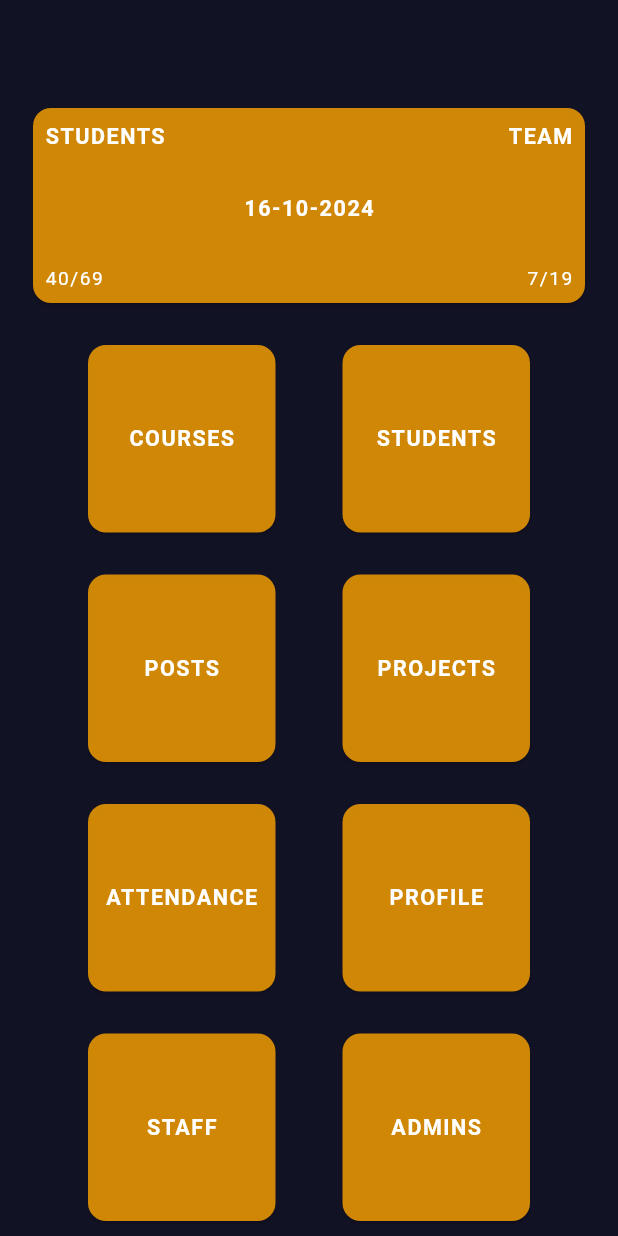
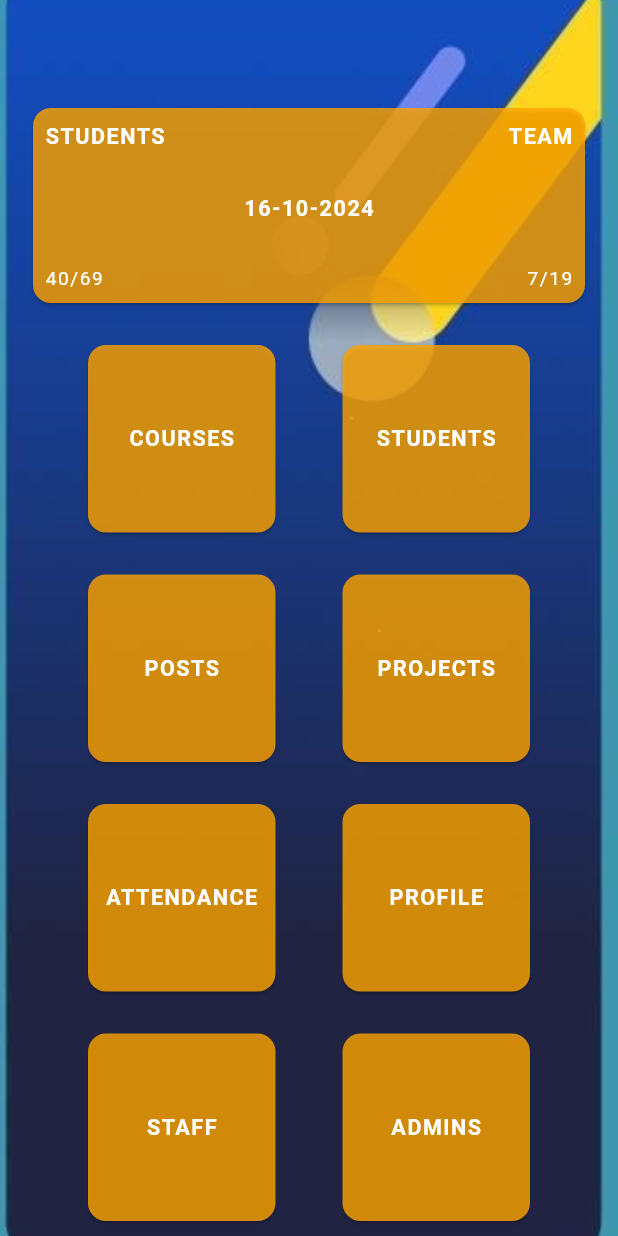
Before and after one commit to ArhamSE2002/codes_thinkers, a Flutter app: the AdminHome screen opened directly, on a phone screen of 412 x 824 dp. Run offline on Flutter 3.47's test engine with Material 3 defaults, Android fonts, the phone set to English and light mode, and no system bars; drawn by our look-alikes of auto_size_text; our stand-ins replace cloud_firestore, curved_navigation_bar, firebase_auth, firebase_core, firebase_storage, image_picker and 3 more; accounts and stored records are empty.

Commit message:
backgroundimage

```diff
--- /dev/null
+++ b/lib/backgroundimage.dart
@@ -0,0 +1,25 @@
+import 'package:flutter/material.dart';
+import 'package:codes_thinkers/theme/theme.dart';
+
+class BackgroundScaffold extends StatelessWidget {
+  final Widget body;
+  final PreferredSizeWidget? appBar;
+
+  const BackgroundScaffold({Key? key, required this.body, this.appBar, FloatingActionButton? floatingActionButton}) : super(key: key);
+
+  @override
+  Widget build(BuildContext context) {
+    return Scaffold(
+      appBar: appBar,
+      body: Container(
+        decoration: BoxDecoration(
+          image: DecorationImage(
+            image: Images.backgroundImage, // Global background image
+            fit: BoxFit.cover,
+          ),
+        ),
+        child: body, // Ismein actual content ayega har page ka
+      ),
+    );
+  }
+}
--- a/lib/main.dart
+++ b/lib/main.dart
@@ -26,7 +26,7 @@ class MyApp extends StatelessWidget {
             child: child!);
       },
       debugShowCheckedModeBanner: false,
-      theme: primaryTheme,
+       theme: primaryTheme,
       home: const Splash()
     );
   }
--- a/lib/screens/admin/attendance/attendancetwo.dart
+++ b/lib/screens/admin/attendance/attendancetwo.dart
@@ -1,3 +1,4 @@
+import 'package:codes_thinkers/backgroundimage.dart';
 import 'package:codes_thinkers/theme/theme.dart';
 import 'package:flutter/material.dart';
 
@@ -111,7 +112,7 @@ class _AttendanceScreenState extends State<AttendanceScreen> {
 
   @override
   Widget build(BuildContext context) {
-    return Scaffold(
+    return BackgroundScaffold(
 
       appBar: AppBar(shadowColor: Colors.white,
         backgroundColor: Colors.blue,
--- a/lib/screens/admin/home/admin_home.dart
+++ b/lib/screens/admin/home/admin_home.dart
@@ -1,4 +1,5 @@
 
+import 'package:codes_thinkers/backgroundimage.dart';
 import 'package:codes_thinkers/screens/admin/attendance/attendancetwo.dart';
 import 'package:codes_thinkers/screens/admin/home/styled_admin_widgets.dart';
 import 'package:flutter/material.dart';
@@ -20,7 +21,7 @@ class AdminHome extends StatefulWidget {
 class _AdminHomeState extends State<AdminHome> {
   @override
   Widget build(BuildContext context) {
-    return Scaffold(
+    return BackgroundScaffold(
       body: SingleChildScrollView(
         child: Padding(
           padding: const EdgeInsets.all(18.0),
--- a/lib/screens/admin/profile/admin_profile.dart
+++ b/lib/screens/admin/profile/admin_profile.dart
@@ -1,4 +1,5 @@
 
+import 'package:codes_thinkers/backgroundimage.dart';
 import 'package:firebase_auth/firebase_auth.dart';
 import 'package:flutter/material.dart';
 
@@ -16,7 +17,7 @@ class AdminProfile extends StatefulWidget {
 class _AdminProfileState extends State<AdminProfile> {
   @override
   Widget build(BuildContext context) {
-    return Scaffold(
+    return BackgroundScaffold(
         appBar: AppBar(
           title: const BigText("Profile"),
         ),
--- a/lib/screens/admin/students/students_data.dart
+++ b/lib/screens/admin/students/students_data.dart
@@ -1,5 +1,6 @@
 import 'dart:developer';
 import 'package:cloud_firestore/cloud_firestore.dart';
+import 'package:codes_thinkers/backgroundimage.dart';
 import 'package:flutter/material.dart';
 import 'package:shared_preferences/shared_preferences.dart';
 import '../../../shared/shared_text.dart'; // Ensure this import is correct
@@ -46,7 +47,7 @@ class _StudentsDataState extends State<StudentsData> {
 
   @override
   Widget build(BuildContext context) {
-    return Scaffold(
+    return BackgroundScaffold(
       appBar: AppBar(
         title: const BigText("Students"),
       ),
--- a/lib/screens/admin/upload_data/addPost.dart
+++ b/lib/screens/admin/upload_data/addPost.dart
@@ -1,5 +1,6 @@
 import 'dart:developer';
 import 'dart:io';
+import 'package:codes_thinkers/backgroundimage.dart';
 import 'package:firebase_auth/firebase_auth.dart';
 import 'package:intl/intl.dart';
 import 'package:path/path.dart';
@@ -43,7 +44,7 @@ class _AddPostState extends State<AddPost> {
 
   @override
   Widget build(BuildContext context) {
-    return Scaffold(
+    return BackgroundScaffold(
       body: SingleChildScrollView(
         child: Padding(
           padding: const EdgeInsets.all(18.0),
--- a/lib/screens/admin/upload_data/add_course.dart
+++ b/lib/screens/admin/upload_data/add_course.dart
@@ -1,4 +1,5 @@
 import 'dart:io';
+import 'package:codes_thinkers/backgroundimage.dart';
 import 'package:flutter/material.dart';
 import 'package:firebase_storage/firebase_storage.dart';
 import 'package:cloud_firestore/cloud_firestore.dart';
@@ -29,7 +30,7 @@ class _AddCourseState extends State<AddCourse> {
 
   @override
   Widget build(BuildContext context) {
-    return Scaffold(
+    return BackgroundScaffold(
       appBar: AppBar(
         title: const Text("Add Course"),
       ),
--- a/lib/screens/admin/upload_data/add_staff.dart
+++ b/lib/screens/admin/upload_data/add_staff.dart
@@ -1,5 +1,6 @@
 import 'dart:developer';
 import 'dart:io';
+import 'package:codes_thinkers/backgroundimage.dart';
 import 'package:path/path.dart';
 
 import 'package:cloud_firestore/cloud_firestore.dart';
@@ -31,7 +32,7 @@ class _AddStaffState extends State<AddStaff> {
 
   @override
   Widget build(BuildContext context) {
-    return Scaffold(
+    return BackgroundScaffold(
       body: SingleChildScrollView(
         child: Padding(
           padding: const EdgeInsets.all(18.0),
--- a/lib/screens/auth/Registration.dart
+++ b/lib/screens/auth/Registration.dart
@@ -1,4 +1,5 @@
 import 'dart:developer';
+import 'package:codes_thinkers/backgroundimage.dart';
 import 'package:path/path.dart' as p;
 import 'package:cloud_firestore/cloud_firestore.dart';
 import 'package:firebase_auth/firebase_auth.dart';
@@ -137,7 +138,7 @@ class _RegistrationScreenState extends State<RegistrationScreen> {
 
   @override
   Widget build(BuildContext context) {
-    return Scaffold(
+    return BackgroundScaffold(
       body: Padding(
         padding:
         const EdgeInsets.only(top: 0.0, bottom: 10, left: 22, right: 22),
--- a/lib/screens/auth/login_screen.dart
+++ b/lib/screens/auth/login_screen.dart
@@ -1,4 +1,5 @@
 import 'package:cloud_firestore/cloud_firestore.dart';
+import 'package:codes_thinkers/backgroundimage.dart';
 import 'package:codes_thinkers/forgetpassword/forgetscreen.dart';
 import 'package:firebase_auth/firebase_auth.dart';
 import 'package:flutter/material.dart';
@@ -75,7 +76,7 @@ class _LoginScreenState extends State<LoginScreen> {
 
   @override
   Widget build(BuildContext context) {
-    return Scaffold(
+    return BackgroundScaffold(
       body: Padding(
         padding: const EdgeInsets.all(16.0),
         child: Form(
--- a/lib/screens/courses/courses.dart
+++ b/lib/screens/courses/courses.dart
@@ -1,5 +1,6 @@
 import 'dart:developer';
 import 'package:cloud_firestore/cloud_firestore.dart';
+import 'package:codes_thinkers/backgroundimage.dart';
 import 'package:flutter/material.dart';
 import 'package:shared_preferences/shared_preferences.dart';
 import '../../shared/shared_text.dart';
@@ -35,7 +36,7 @@ class _CoursesState extends State<Courses> {
 
   @override
   Widget build(BuildContext context) {
-    return Scaffold(
+    return BackgroundScaffold(
       appBar: AppBar(
         title: const BigText("Courses"),
       ),
--- a/lib/screens/on_boarding.dart
+++ b/lib/screens/on_boarding.dart
@@ -1,4 +1,5 @@
 
+import 'package:codes_thinkers/backgroundimage.dart';
 import 'package:flutter/material.dart';
 
 import '../shared/shared_text.dart';
@@ -19,7 +20,7 @@ class _OnBoardingState extends State<OnBoarding> {
 
   @override
   Widget build(BuildContext context) {
-    return Scaffold(
+    return BackgroundScaffold(
       body: Padding(
         padding: const EdgeInsets.all(18.0),
         child: Column(
--- a/lib/screens/posts/posts.dart
+++ b/lib/screens/posts/posts.dart
@@ -1,5 +1,6 @@
 
 import 'package:cloud_firestore/cloud_firestore.dart';
+import 'package:codes_thinkers/backgroundimage.dart';
 import 'package:codes_thinkers/screens/posts/postWidget.dart';
 
 import 'package:flutter/material.dart';
@@ -28,7 +29,7 @@ class _PostsState extends State<Posts> {
 
   @override
   Widget build(BuildContext context) {
-    return Scaffold(
+    return BackgroundScaffold(
       appBar: AppBar(
         title: const BigText("Home"),
       ),
--- a/lib/screens/projects/projects.dart
+++ b/lib/screens/projects/projects.dart
@@ -1,3 +1,4 @@
+import 'package:codes_thinkers/backgroundimage.dart';
 import 'package:codes_thinkers/screens/projects/projectWidget.dart';
 import 'package:flutter/material.dart';
 import 'package:shared_preferences/shared_preferences.dart';
@@ -28,7 +29,7 @@ class _ProjectsState extends State<Projects> {
 
   @override
   Widget build(BuildContext context) {
-    return Scaffold(
+    return BackgroundScaffold(
       appBar: AppBar(
         title: const BigText("Projects"),
       ),
--- a/lib/screens/splash.dart
+++ b/lib/screens/splash.dart
@@ -1,4 +1,5 @@
 import 'dart:async';
+import 'package:codes_thinkers/backgroundimage.dart';
 import 'package:codes_thinkers/screens/user/user_dashboard.dart';
 import 'package:firebase_auth/firebase_auth.dart';
 import 'package:flutter/material.dart';
@@ -65,7 +66,7 @@ class _SplashState extends State<Splash> {
 
   @override
   Widget build(BuildContext context) {
-    return Scaffold(
+    return BackgroundScaffold(
 
       body:
        Center(
--- a/lib/screens/staff/staff.dart
+++ b/lib/screens/staff/staff.dart
@@ -1,4 +1,5 @@
 import 'package:cloud_firestore/cloud_firestore.dart';
+import 'package:codes_thinkers/backgroundimage.dart';
 import 'package:codes_thinkers/screens/staff/staffWidget.dart';
 import 'package:flutter/material.dart';
 import 'package:shared_preferences/shared_preferences.dart';
@@ -30,7 +31,7 @@ class _StaffState extends State<Staff> {
 
   @override
   Widget build(BuildContext context) {
-    return Scaffold(
+    return BackgroundScaffold(
       appBar: AppBar(
         title: const BigText("Staff"),
       ),
--- a/lib/theme/theme.dart
+++ b/lib/theme/theme.dart
@@ -6,8 +6,14 @@ class AppColors {
   static const textColor = Color(0xFFFFFFFF);
   static const redColor = Color(0xFFE70C0C);
   static const greenColor = Color(0xFF24DA09);
+static var backgroundImage;
+  static var backgroundColor;
+}
+//images
+class Images {
+ static const backgroundImage = AssetImage('assets/images/background thinker.jpg') ;
 
-  static var backgroundColor;
+
 }
 
 // app primary theme
@@ -15,7 +21,7 @@ ThemeData primaryTheme = ThemeData(
   colorScheme: ColorScheme.fromSeed(seedColor: AppColors.primaryColor),
 
   // Scaffold theme
-  scaffoldBackgroundColor: AppColors.primaryColor,
+  // scaffoldBackgroundColor: AppColors.primaryColor,
 
   // Elevated Button Theme
   elevatedButtonTheme: ElevatedButtonThemeData(
```
Also changed, not shown: lib/screens/splashscreenmain.dart (+128 -127 lines).
